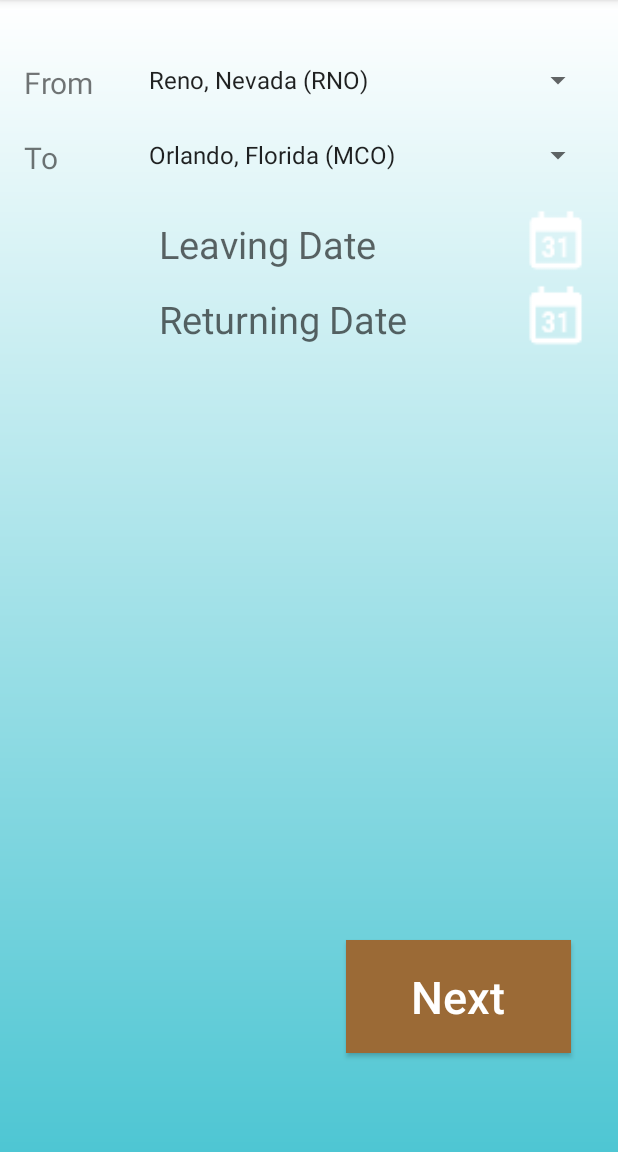
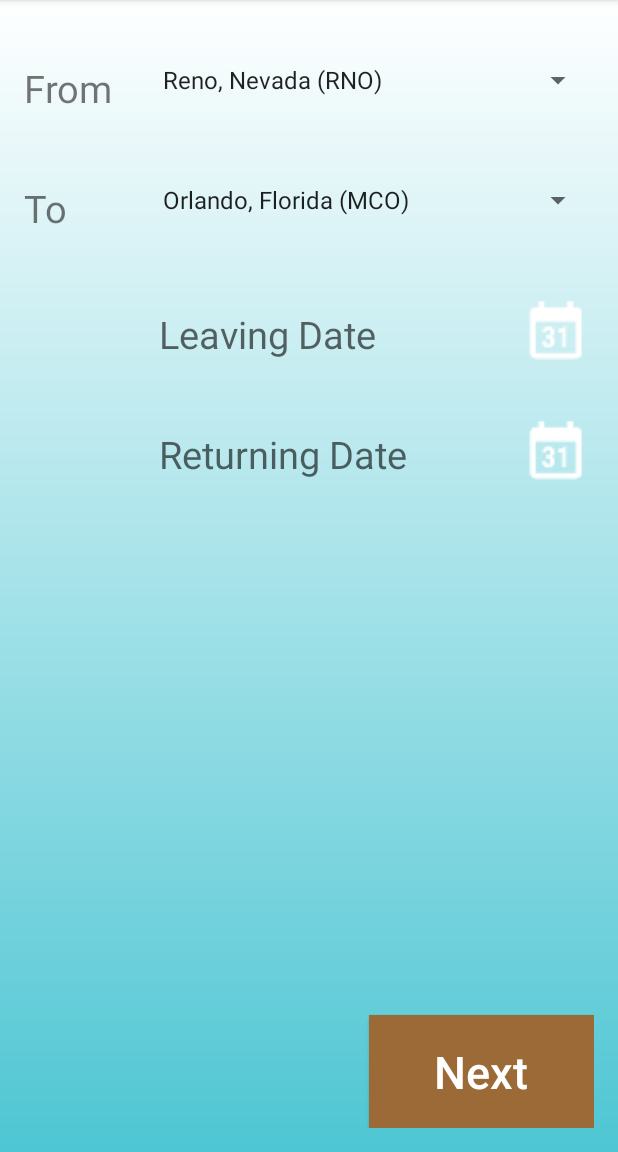
Before and after one commit to samanthagrant/Trestimate, an Android app: the screen it shows after launch (MainActivity), on a phone screen of 412 x 824 dp, the part 84-1236 px from its top. Run offline under Robolectric (Android 15) with nearby library versions, the phone set to English and light mode, and no system bars.

Commit message:
Fixed button layout

```diff
--- a/app/src/main/res/layout/main_screen.xml
+++ b/app/src/main/res/layout/main_screen.xml
@@ -13,12 +13,12 @@
     android:background="@drawable/main_background">
 
     <TextView
-        android:layout_width="50dp"
-        android:layout_height="30dp"
+        android:layout_width="wrap_content"
+        android:layout_height="wrap_content"
         android:textAppearance="?android:attr/textAppearanceSmall"
         android:text="From"
         android:id="@+id/From"
-        android:textSize="20dp"
+        android:textSize="25dp"
         android:autoText="false"
         android:layout_alignParentTop="true"
         android:layout_marginTop="25dp" />
@@ -33,20 +33,21 @@
         android:layout_toEndOf="@+id/From"
         android:layout_alignParentEnd="false"
         android:layout_alignTop="@+id/From"
-        android:paddingStart="25dp" />
+        android:paddingStart="25dp"
+        />
 
     <TextView
-        android:layout_width="50dp"
-        android:layout_height="30dp"
+        android:layout_width="wrap_content"
+        android:layout_height="wrap_content"
         android:textAppearance="?android:attr/textAppearanceSmall"
         android:id="@+id/To"
-        android:textSize="20dp"
+        android:textSize="25dp"
         android:autoText="false"
         android:text="To"
         android:layout_below="@+id/From"
         android:layout_alignParentLeft="true"
         android:layout_alignParentStart="false"
-        android:layout_marginTop="20dp" />
+        android:layout_marginTop="45dp" />
 
     <Spinner
         android:layout_width="fill_parent"
@@ -57,7 +58,8 @@
         android:layout_toRightOf="@+id/To"
         android:layout_toEndOf="@+id/To"
         android:layout_alignParentEnd="false"
-        android:paddingStart="25dp" />
+        android:paddingStart="25dp"
+        android:layout_alignLeft="@+id/source" />
 
     <Button
         android:layout_width="150dp"
@@ -71,8 +73,6 @@
         android:layout_alignParentBottom="true"
         android:layout_alignParentRight="true"
         android:layout_alignParentEnd="false"
-        android:layout_marginBottom="50dp"
-        android:layout_marginRight="15dp"
         android:text="Next"
         android:onClick="GoToTransportScreen" />
 
@@ -86,7 +86,7 @@
         android:paddingTop="10dp"
         android:layout_below="@+id/toDate"
         android:layout_centerHorizontal="true"
-        android:layout_marginTop="20dp" />
+        android:layout_marginTop="50dp" />
 
     <Button
     android:layout_width="50dp"
@@ -108,7 +108,8 @@
         android:paddingTop="10dp"
         android:layout_below="@+id/leavingDate"
         android:layout_alignLeft="@+id/leavingDate"
-        android:layout_alignStart="@+id/leavingDate" />
+        android:layout_alignStart="@+id/leavingDate"
+        android:layout_marginTop="30dp" />
 
     <Button
         android:layout_width="50dp"
```
Also changed, not shown: app/src/main/res/layout/entertainment_screen.xml (+2 -7 lines), app/src/main/res/layout/lodging_screen.xml (+2 -7 lines), app/src/main/res/layout/transportation_screen.xml (+2 -7 lines).
